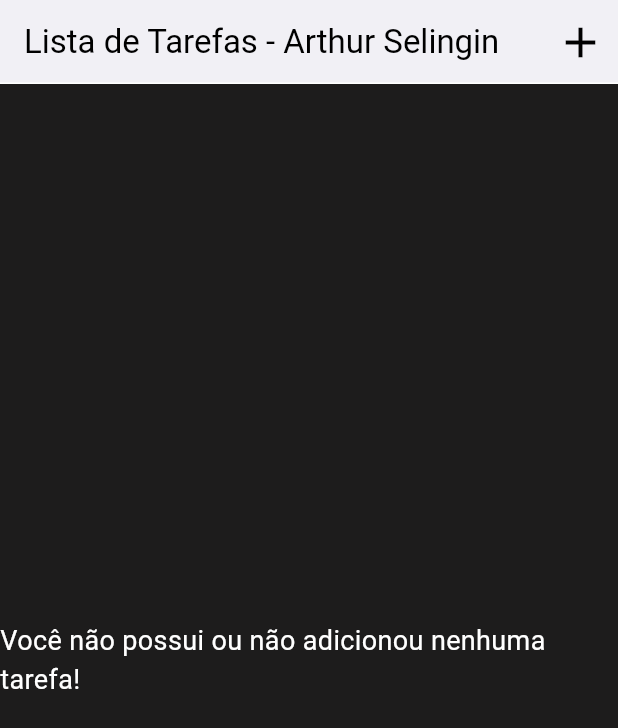
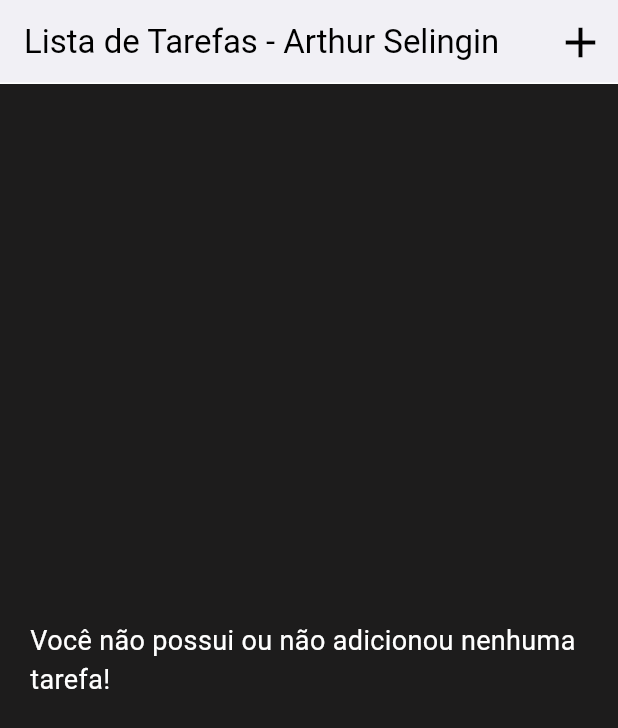
Before and after one commit to selingindev/todolist_provider, a Flutter app: the screen it shows after launch, on a phone screen of 412 x 824 dp. Shown: the top 728 px of the screen. Run offline on Flutter 3.47's test engine with Material 3 defaults, Android fonts, the light colour scheme and no system bars; our stand-ins replace flutter_secure_storage.

Commit message:
formatando doc e fazendo um padding

```diff
--- a/lib/features/todos/screens/todos_screens.dart
+++ b/lib/features/todos/screens/todos_screens.dart
@@ -17,7 +17,6 @@ const TodosScreens({super.key, required this.title});
 }
 
 class _TodosScreensState extends State<TodosScreens> {
-
   bool isLoading = true;
   String? error;
 
@@ -33,12 +32,12 @@ class _TodosScreensState extends State<TodosScreens> {
     isLoading = true;
     error = null;
 
-    final todoCtrl =  context.read<TodoController>();
+    final todoCtrl = context.read<TodoController>();
     final String? errorLoadingTodos = await todoCtrl.loadTodos();
 
     final String? errorLoadingDoneTodos = await todoCtrl.loadDoneTodos();
 
-    if(errorLoadingTodos != null || errorLoadingDoneTodos != null){
+    if (errorLoadingTodos != null || errorLoadingDoneTodos != null) {
       setState(() {
         error = errorLoadingTodos ?? errorLoadingDoneTodos;
       });
@@ -48,15 +47,16 @@ class _TodosScreensState extends State<TodosScreens> {
     });
   }
 
-      void  _goToAddTodoScreen(){
+  void _goToAddTodoScreen() {
     Navigator.of(context).push(
-        MaterialPageRoute(builder: (_) => const AddTodoScreen(),),
+      MaterialPageRoute(
+        builder: (_) => const AddTodoScreen(),
+      ),
     );
   }
 
   @override
   Widget build(BuildContext context) {
-
     final todosCrtl = context.watch<TodoController>();
     return Scaffold(
       appBar: AppBar(
@@ -72,17 +72,32 @@ class _TodosScreensState extends State<TodosScreens> {
         ],
         elevation: 4,
       ),
-      body: isLoading || error != null ?  LoadingErrorWidget(isLoading: isLoading, error : error, loadTodosAndDoneTodos: loadTodosAndDonesTodos) : todosCrtl.todos.isEmpty ? const Center(
-        child: TextWidget('Você não possui ou não adicionou nenhuma tarefa!', cfontSize: 18.0,),
-      ) :
-       ListView.builder(
+      body: Expanded(
+        flex: 1,
+        child: Padding(
+          padding: const EdgeInsets.symmetric(horizontal: 20),
+          child: isLoading || error != null
+              ? LoadingErrorWidget(
+                  isLoading: isLoading,
+                  error: error,
+                  loadTodosAndDoneTodos: loadTodosAndDonesTodos)
+              : todosCrtl.todos.isEmpty
+                  ? const Center(
+                      child: TextWidget(
+                        'Você não possui ou não adicionou nenhuma tarefa!',
+                        cfontSize: 18.0,
+                      ),
+                    )
+                  : ListView.builder(
+                      shrinkWrap: true,
                       itemCount: todosCrtl.todos.length,
                       itemBuilder: (_, int index) {
                         final todo = todosCrtl.todos[index];
 
                         return ListTileTodoWidget(todo);
-
                       },
+                    ),
+        ),
       ),
     );
   }
```
Lines whose indentation alone changed are shown as unchanged.
